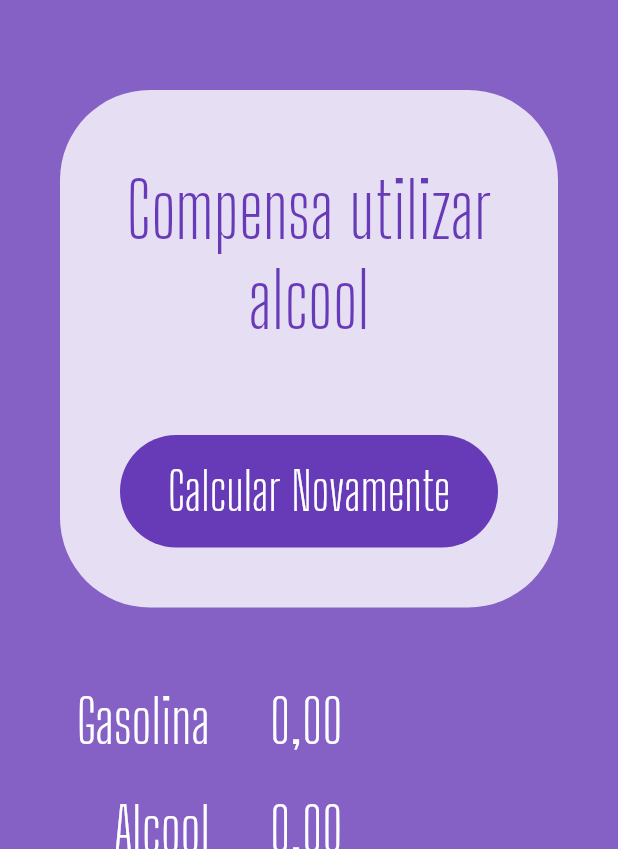
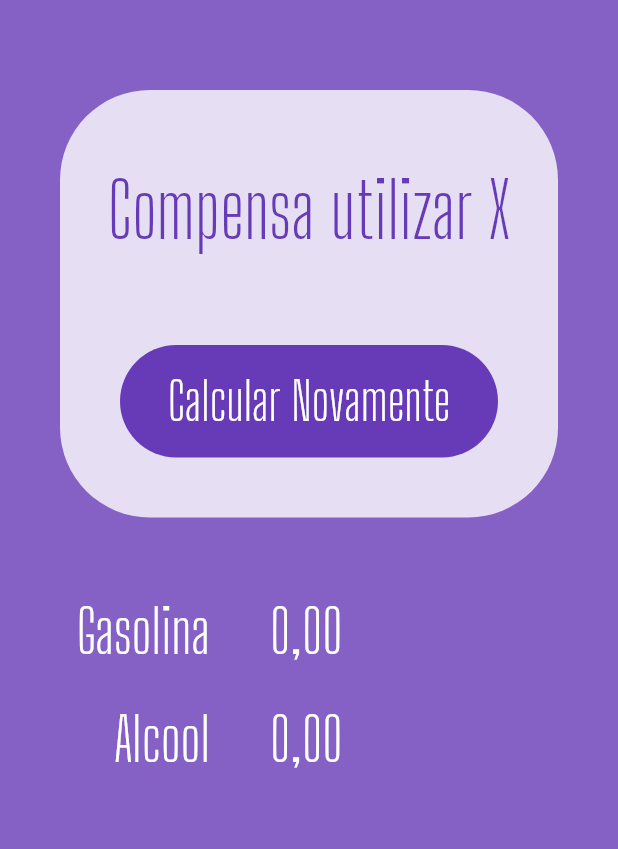
Before and after one commit to RaphaelfsOliveira/flutter_course_balta_io_alcool_gasolina, a Flutter app: the screen it shows after launch, on a phone screen of 412 x 824 dp, the part 387-1236 px from its top. Run offline on Flutter 3.47's test engine with Material 2 defaults, Android fonts, the phone set to English and light mode, and no system bars; our stand-ins replace flutter_masked_text.

Commit message:
- componentizando success

```diff
--- a/app/lib/main.dart
+++ b/app/lib/main.dart
@@ -1,3 +1,4 @@
+import 'package:app/widgets/successBox.widget.dart';
 import 'package:flutter/material.dart';
 import 'package:app/widgets/logo.widget.dart';
 import 'package:flutter_masked_text/flutter_masked_text.dart';
@@ -35,33 +36,9 @@ class HomePage extends StatelessWidget {
       body: ListView(
         children: <Widget>[
           Logo(),
-          Container(
-            margin: EdgeInsets.all(40),
-            decoration: BoxDecoration(
-              color: Colors.white.withOpacity(0.8),
-              borderRadius: BorderRadius.circular(60),
-            ),
-            child: Column(
-              children: <Widget>[
-                SizedBox(height: 50),
-                Text(
-                  'Compensa utilizar alcool',
-                  style: TextStyle(
-                    color: Theme.of(context).primaryColor,
-                    fontSize: 50,
-                    fontFamily: 'Big Shoulders Display',
-                  ),
-                  textAlign: TextAlign.center,
-                ),
-                SizedBox(height: 20),
-                CalcButton(
-                  name: 'Calcular Novamente',
-                  busy: false,
-                  invert: true,
-                  func: () {},
-                ),
-              ],
-            ),
+          SuccessBox(
+            result: 'Compensa utilizar X',
+            reset: () {},
           ),
           Row(
             children: <Widget>[
--- /dev/null
+++ b/app/lib/widgets/successBox.widget.dart
@@ -0,0 +1,44 @@
+import 'package:app/widgets/calcButton.widget.dart';
+import 'package:flutter/material.dart';
+
+class SuccessBox extends StatelessWidget {
+  var result = '';
+  Function reset;
+
+  SuccessBox({
+    @required this.result,
+    @required this.reset,
+  });
+
+  @override
+  Widget build(BuildContext context) {
+    return Container(
+      margin: EdgeInsets.all(40),
+      decoration: BoxDecoration(
+        color: Colors.white.withOpacity(0.8),
+        borderRadius: BorderRadius.circular(60),
+      ),
+      child: Column(
+        children: <Widget>[
+          SizedBox(height: 50),
+          Text(
+            result,
+            style: TextStyle(
+              color: Theme.of(context).primaryColor,
+              fontSize: 50,
+              fontFamily: 'Big Shoulders Display',
+            ),
+            textAlign: TextAlign.center,
+          ),
+          SizedBox(height: 20),
+          CalcButton(
+            name: 'Calcular Novamente',
+            busy: false,
+            invert: true,
+            func: reset,
+          ),
+        ],
+      ),
+    );
+  }
+}
```
